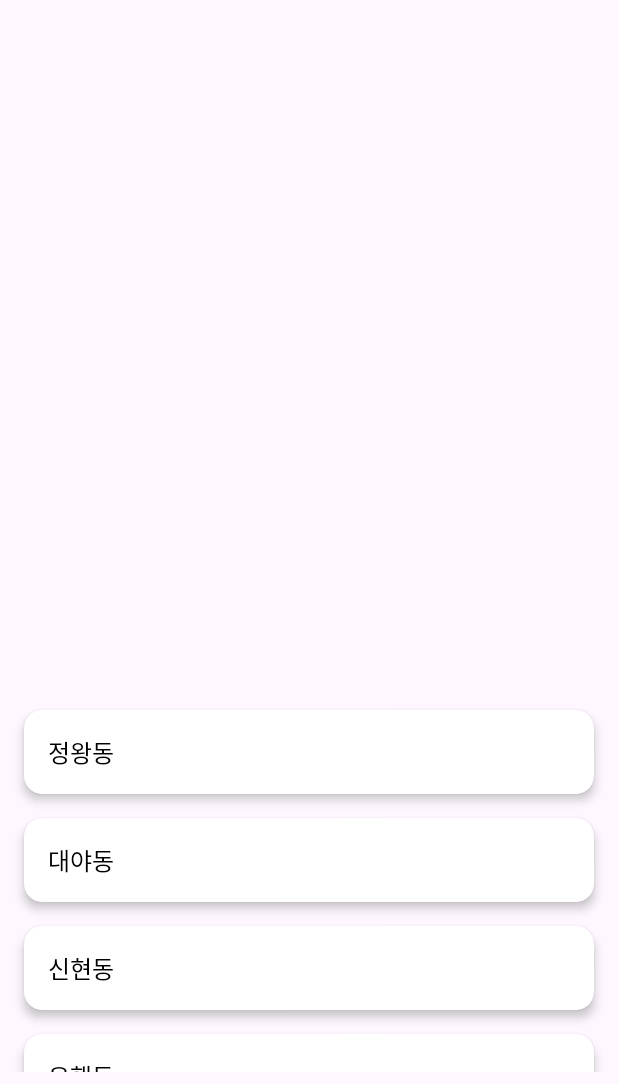
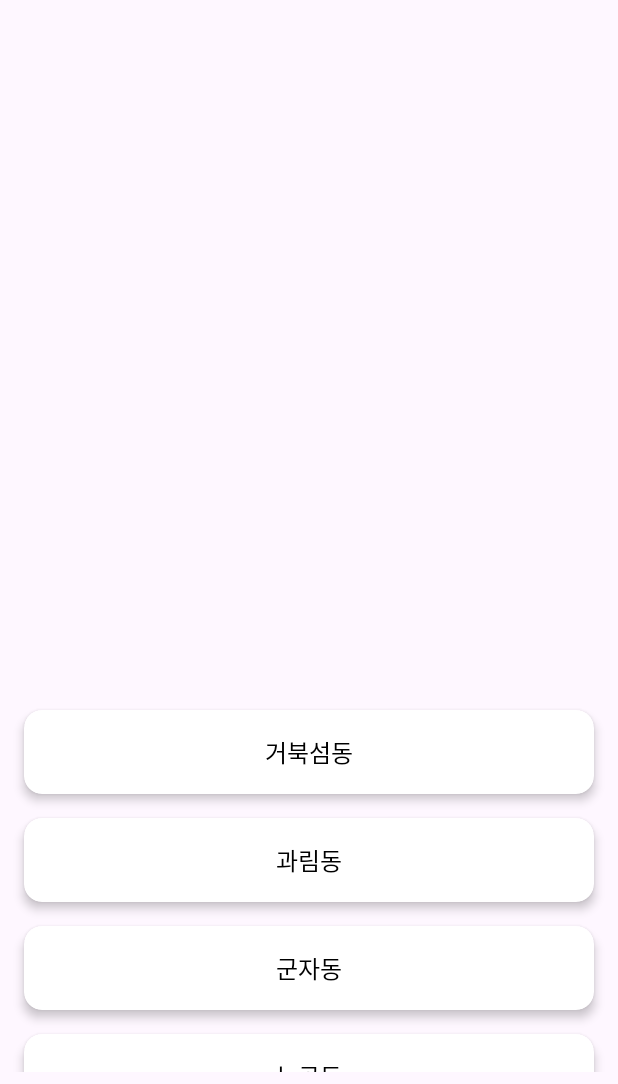
Before and after one commit to qkralswo0390/-, an Android app: the screen it shows after launch (SecondActivity), on a phone screen of 412 x 824 dp, the part 152-1236 px from its top. Run offline under Robolectric (Android 15) with nearby library versions, the light colour scheme and no system bars; libraries missing offline, so code that uses them is left out: com.google.maps.android.

Commit message:
1. apdls ghkaus rudrP cnrk 2. ehd qnsfb dhksfy 3. wjddhkd1ehd rudrP cnrk

```diff
--- a/app/build.gradle.kts
+++ b/app/build.gradle.kts
@@ -51,6 +51,7 @@ dependencies {
     androidTestImplementation(libs.androidx.junit)
     androidTestImplementation(libs.androidx.espresso.core)
 
+    implementation("com.google.maps.android:android-maps-utils:2.2.3")
     implementation("com.google.android.gms:play-services-maps:18.0.2")
     implementation("com.google.android.gms:play-services-location:18.0.0")
 }
--- a/app/src/main/java/com/example/project/SecondActivity.kt
+++ b/app/src/main/java/com/example/project/SecondActivity.kt
@@ -1,8 +1,12 @@
 package com.example.project
 
 import android.Manifest
+import android.R.attr.fillColor
+import android.R.attr.strokeColor
+import android.R.attr.strokeWidth
 import android.content.Intent
 import android.content.pm.PackageManager
+import android.graphics.Color
 import android.os.Bundle
 import android.widget.Toast
 import androidx.appcompat.app.AppCompatActivity
@@ -19,6 +23,10 @@ import com.google.android.gms.maps.model.LatLngBounds
 import com.google.android.gms.maps.model.MarkerOptions
 import com.google.android.gms.location.FusedLocationProviderClient
 import com.google.android.gms.location.LocationServices
+import com.google.android.gms.maps.model.MapStyleOptions
+import com.google.android.gms.maps.model.PolygonOptions
+import com.google.maps.android.data.geojson.GeoJsonLayer
+import com.google.maps.android.data.geojson.GeoJsonPolygonStyle
 
 class SecondActivity : AppCompatActivity(), OnMapReadyCallback {
 
@@ -42,8 +50,7 @@ class SecondActivity : AppCompatActivity(), OnMapReadyCallback {
         supportActionBar?.setDisplayHomeAsUpEnabled(true)
 
         // 지도 프래그먼트 설정
-        val mapFragment = supportFragmentManager
-            .findFragmentById(R.id.map) as SupportMapFragment
+        val mapFragment = supportFragmentManager.findFragmentById(R.id.map) as SupportMapFragment
         mapFragment.getMapAsync(this)
 
         // 리스트 데이터 설정
@@ -51,16 +58,31 @@ class SecondActivity : AppCompatActivity(), OnMapReadyCallback {
         recyclerView.layoutManager = LinearLayoutManager(this)
 
         val items = listOf(
-            ListItem("정왕동"),
+            ListItem("거북섬동"),
+            ListItem("과림동"),
+            ListItem("군자동"),
+            ListItem("능곡동"),
             ListItem("대야동"),
+            ListItem("매화동"),
+            ListItem("목감동"),
+            ListItem("배곧1동"),
+            ListItem("배곧2동"),
+            ListItem("신천동"),
             ListItem("신현동"),
+            ListItem("연성동"),
+            ListItem("월곶동"),
             ListItem("은행동"),
-            ListItem("매화동")
+            ListItem("장곡동"),
+            ListItem("정왕1동"),
+            ListItem("정왕2동"),
+            ListItem("정왕3동"),
+            ListItem("정왕4동"),
+            ListItem("정왕본동")
         )
 
         val adapter = SimpleItemAdapter(items) { item ->
             when (item.title) {
-                "정왕동" -> startActivity(Intent(this, jeongwang::class.java))
+                "정왕1동" -> startActivity(Intent(this, jeongwang::class.java))
                 "대야동" -> startActivity(Intent(this, daeya::class.java))
                 "신현동" -> startActivity(Intent(this, sinhyeon::class.java))
                 "은행동" -> startActivity(Intent(this, eunhaeng::class.java))
@@ -72,6 +94,56 @@ class SecondActivity : AppCompatActivity(), OnMapReadyCallback {
 
     override fun onMapReady(googleMap: GoogleMap) {
         mMap = googleMap
+
+        val layer = GeoJsonLayer(mMap, R.raw.sihueng, this)
+
+        mMap.setMapStyle(
+            MapStyleOptions.loadRawResourceStyle(this, R.raw.map_style)
+        )
+
+        for (feature in layer.features) {
+            val polygonStyle = GeoJsonPolygonStyle().apply {
+                strokeWidth = 8f
+            }
+
+            val fullName = feature.getProperty("행정동명") ?: ""
+            val dongName = fullName.split(" ").lastOrNull() ?: ""
+
+            polygonStyle.strokeColor = when (dongName) {
+                "거북섬동"   -> Color.rgb(139, 0, 0)
+                "과림동"     -> Color.rgb(0, 0, 139)
+                "군자동"     -> Color.rgb(0, 100, 0)
+                "능곡동"     -> Color.rgb(139, 69, 19)
+                "대야동"     -> Color.rgb(85, 107, 47)
+                "매화동"     -> Color.rgb(72, 61, 139)
+                "목감동"     -> Color.rgb(128, 0, 128)
+                "배곧1동"    -> Color.rgb(0, 139, 139)
+                "배곧2동"    -> Color.rgb(255, 140, 0)
+                "신천동"     -> Color.rgb(47, 79, 79)
+                "신현동"     -> Color.rgb(184, 134, 11)
+                "연성동"     -> Color.rgb(60, 179, 113)
+                "월곶동"     -> Color.rgb(199, 21, 133)
+                "은행동"     -> Color.rgb(25, 25, 112)
+                "장곡동"     -> Color.rgb(255, 69, 0)
+                "정왕1동"    -> Color.rgb(0, 0, 0)
+                "정왕2동"    -> Color.rgb(255, 0, 255)
+                "정왕3동"    -> Color.rgb(70, 130, 180)
+                "정왕4동"    -> Color.rgb(128, 128, 0)
+                "정왕본동"   -> Color.rgb(0, 255, 127)
+                else         -> Color.DKGRAY
+            }
+            feature.polygonStyle = polygonStyle
+        }
+
+        layer.addLayerToMap()
+
+        val siheungBounds = LatLngBounds(
+            LatLng(37.32, 126.68),
+            LatLng(37.48, 126.88)
+        )
+        mMap.setLatLngBoundsForCameraTarget(siheungBounds)
+        mMap.moveCamera(CameraUpdateFactory.newLatLngZoom(LatLng(37.40, 126.78), 12f))
+        mMap.uiSettings.isZoomControlsEnabled = true
 
         if (ActivityCompat.checkSelfPermission(
                 this, Manifest.permission.ACCESS_FINE_LOCATION
@@ -85,7 +157,6 @@ class SecondActivity : AppCompatActivity(), OnMapReadyCallback {
         }
 
         mMap.isMyLocationEnabled = true
-        mMap.uiSettings.isZoomControlsEnabled = true
         mMap.setMinZoomPreference(12f)
 
         fusedLocationClient.lastLocation.addOnSuccessListener { location ->
--- a/app/src/main/java/com/example/project/eunhaeng.kt
+++ b/app/src/main/java/com/example/project/eunhaeng.kt
@@ -6,7 +6,7 @@ import androidx.appcompat.app.AppCompatActivity
 import androidx.core.view.ViewCompat
 import androidx.core.view.WindowInsetsCompat
 import com.example.project.databinding.ActivityEunhaengBinding
-import com.example.project.databinding.ActivityJeongwangBinding
+import com.example.project.databinding.ActivityJeongwang1Binding
 
 class eunhaeng : AppCompatActivity() {
     override fun onCreate(savedInstanceState: Bundle?) {
--- a/app/src/main/java/com/example/project/maehwa.kt
+++ b/app/src/main/java/com/example/project/maehwa.kt
@@ -5,7 +5,7 @@ import androidx.activity.enableEdgeToEdge
 import androidx.appcompat.app.AppCompatActivity
 import androidx.core.view.ViewCompat
 import androidx.core.view.WindowInsetsCompat
-import com.example.project.databinding.ActivityJeongwangBinding
+import com.example.project.databinding.ActivityJeongwang1Binding
 import com.example.project.databinding.ActivityMaehwaBinding
 
 class maehwa : AppCompatActivity() {
--- a/app/src/main/java/com/example/project/sinhyeon.kt
+++ b/app/src/main/java/com/example/project/sinhyeon.kt
@@ -5,7 +5,7 @@ import androidx.activity.enableEdgeToEdge
 import androidx.appcompat.app.AppCompatActivity
 import androidx.core.view.ViewCompat
 import androidx.core.view.WindowInsetsCompat
-import com.example.project.databinding.ActivityJeongwangBinding
+import com.example.project.databinding.ActivityJeongwang1Binding
 import com.example.project.databinding.ActivitySinhyeonBinding
 
 class sinhyeon : AppCompatActivity() {
--- a/app/src/main/res/layout/activity_jeongwang.xml
+++ b/app/src/main/res/layout/activity_jeongwang1.xml
@@ -13,7 +13,6 @@
         android:layout_width="match_parent"
         android:layout_height="?attr/actionBarSize"
         android:background="@android:color/white"
-        app:title="정왕"
         app:titleTextColor="#000000"
         app:layout_constraintTop_toTopOf="parent"
         app:layout_constraintStart_toStartOf="parent"
--- a/app/src/main/res/layout/item_list_row_no_image.xml
+++ b/app/src/main/res/layout/item_list_row_no_image.xml
@@ -14,6 +14,6 @@
         android:padding="16dp"
         android:textSize="16sp"
         android:textColor="#000000"
-        android:gravity="start" />
+        android:gravity="center" />
 
 </androidx.cardview.widget.CardView>
--- a/app/src/main/res/layout/toolbar_layout.xml
+++ b/app/src/main/res/layout/jeongwang1_toolbar_layout.xml
@@ -13,7 +13,7 @@
         android:id="@+id/current_location"
         android:layout_width="wrap_content"
         android:layout_height="wrap_content"
-        android:text="정왕"
+        android:text="정왕1동"
         android:textSize="20sp"
         android:textStyle="bold"
         android:textColor="#000000"/>
@@ -22,7 +22,7 @@
         android:id="@+id/sub_info"
         android:layout_width="wrap_content"
         android:layout_height="wrap_content"
-        android:text="공원 · 5개 결과"
+        android:text="공원 · 4개 결과"
         android:textSize="14sp"
         android:textColor="#666666"/>
 
```
Also changed, not shown: app/src/main/java/com/example/project/jeongwang.kt (+31 -41 lines), app/src/main/res/raw/map_style.json (added, +37 -0 lines), 2 other files.
